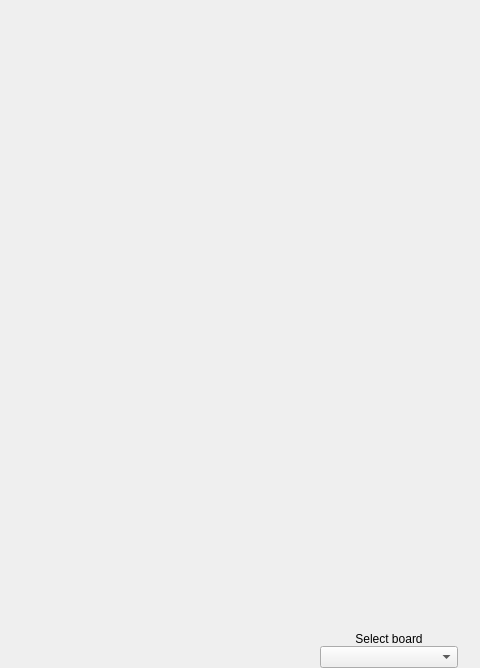
The window that src/widgets/pins/pinconfig.ui (FreeJoy-Team/FreeJoyConfiguratorQt) describes before a commit, drawn with Qt 5; both pictures show x 529 to 1009 and y 0 to 668 of the 1009 by 668 pixel window.
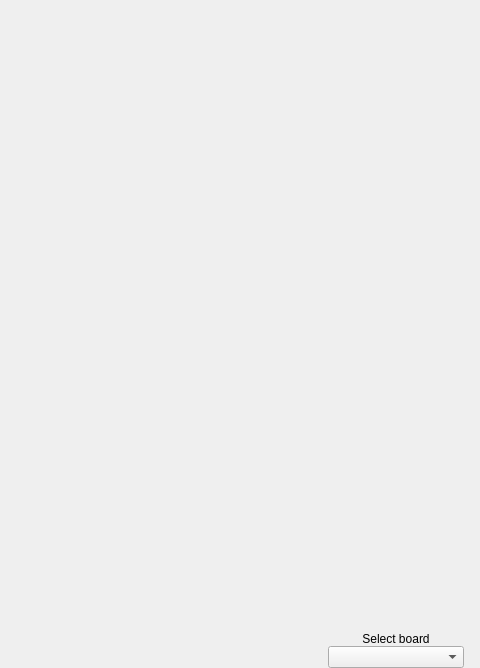
The same window after the commit. Custom widgets are drawn as their Qt base class.

Commit message: Added pin type info

```diff
--- a/src/widgets/pins/pinconfig.ui
+++ b/src/widgets/pins/pinconfig.ui
@@ -10,7 +10,7 @@
     <height>668</height>
    </rect>
   </property>
-  <layout class="QGridLayout" name="layoutG" rowstretch="7,8,0,0" columnstretch="6,0,1,0">
+  <layout class="QGridLayout" name="layoutG" rowstretch="7,7,0,0" columnstretch="5,1">
    <property name="leftMargin">
     <number>0</number>
    </property>
@@ -27,13 +27,15 @@
     <number>6</number>
    </property>
    <property name="verticalSpacing">
-    <number>0</number>
+    <number>20</number>
    </property>
-   <item row="3" column="2">
-    <widget class="CenteredCBox" name="comboBox_board"/>
+   <item row="1" column="1">
+    <widget class="PinTypeHelper" name="widget_PinTypeHelper" native="true"/>
    </item>
-   <item row="3" column="3">
-    <spacer name="horizontalSpacer">
+   <item row="2" column="1">
+    <layout class="QGridLayout" name="gridLayout">
+     <item row="1" column="0">
+      <spacer name="horizontalSpacer_2">
      <property name="orientation">
       <enum>Qt::Horizontal</enum>
      </property>
@@ -48,7 +50,7 @@
      </property>
     </spacer>
    </item>
-   <item row="2" column="2">
+     <item row="0" column="1">
     <widget class="QLabel" name="label">
      <property name="text">
       <string>Select board</string>
@@ -58,31 +60,11 @@
      </property>
     </widget>
    </item>
-   <item row="0" column="0" rowspan="4">
-    <layout class="QVBoxLayout" name="layoutV_pins">
-     <property name="spacing">
-      <number>0</number>
-     </property>
-    </layout>
+     <item row="1" column="1">
+      <widget class="CenteredCBox" name="comboBox_board"/>
    </item>
    <item row="1" column="2">
-    <spacer name="verticalSpacer">
-     <property name="orientation">
-      <enum>Qt::Vertical</enum>
-     </property>
-     <property name="sizeType">
-      <enum>QSizePolicy::Preferred</enum>
-     </property>
-     <property name="sizeHint" stdset="0">
-      <size>
-       <width>20</width>
-       <height>40</height>
-      </size>
-     </property>
-    </spacer>
-   </item>
-   <item row="3" column="1">
-    <spacer name="horizontalSpacer_2">
+      <spacer name="horizontalSpacer">
      <property name="orientation">
       <enum>Qt::Horizontal</enum>
      </property>
@@ -97,9 +79,18 @@
      </property>
     </spacer>
    </item>
-   <item row="0" column="1" colspan="3">
+    </layout>
+   </item>
+   <item row="0" column="1">
     <widget class="CurrentConfig" name="widget_currConfig" native="true"/>
    </item>
+   <item row="0" column="0" rowspan="3">
+    <layout class="QVBoxLayout" name="layoutV_pins">
+     <property name="spacing">
+      <number>0</number>
+     </property>
+    </layout>
+   </item>
   </layout>
  </widget>
  <customwidgets>
@@ -114,6 +105,12 @@
    <header>currentconfig.h</header>
    <container>1</container>
   </customwidget>
+  <customwidget>
+   <class>PinTypeHelper</class>
+   <extends>QWidget</extends>
+   <header>pintypehelper.h</header>
+   <container>1</container>
+  </customwidget>
  </customwidgets>
  <resources/>
  <connections/>
```
Lines whose indentation alone changed are shown as unchanged. The commit also changes 18 other files.
